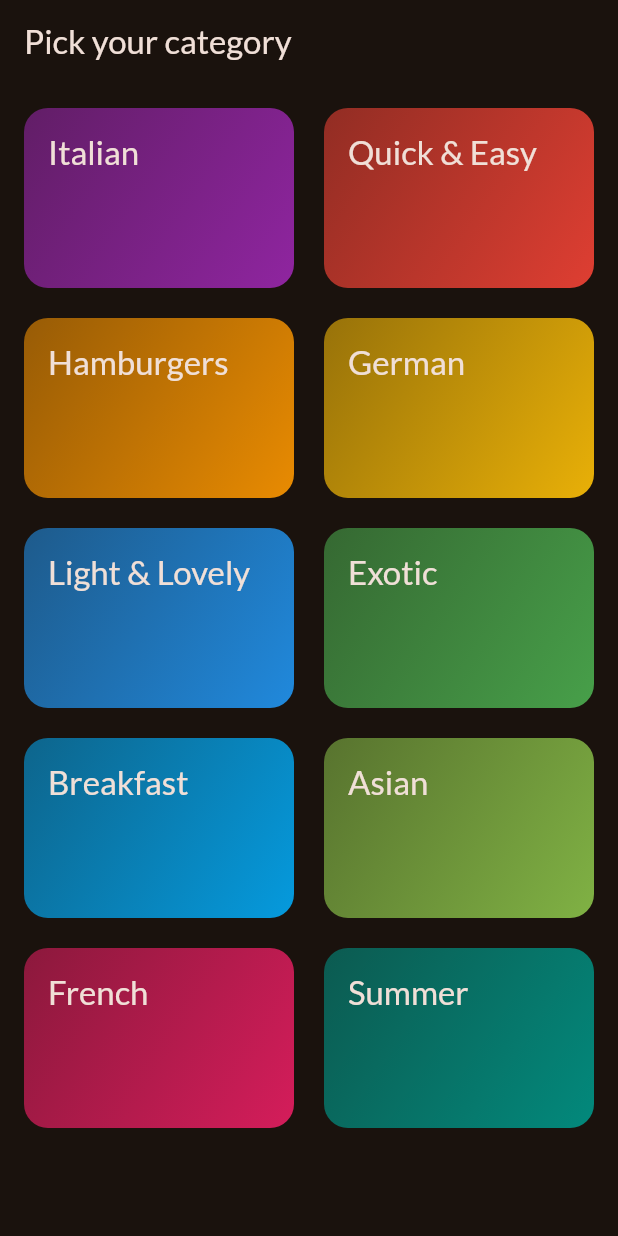
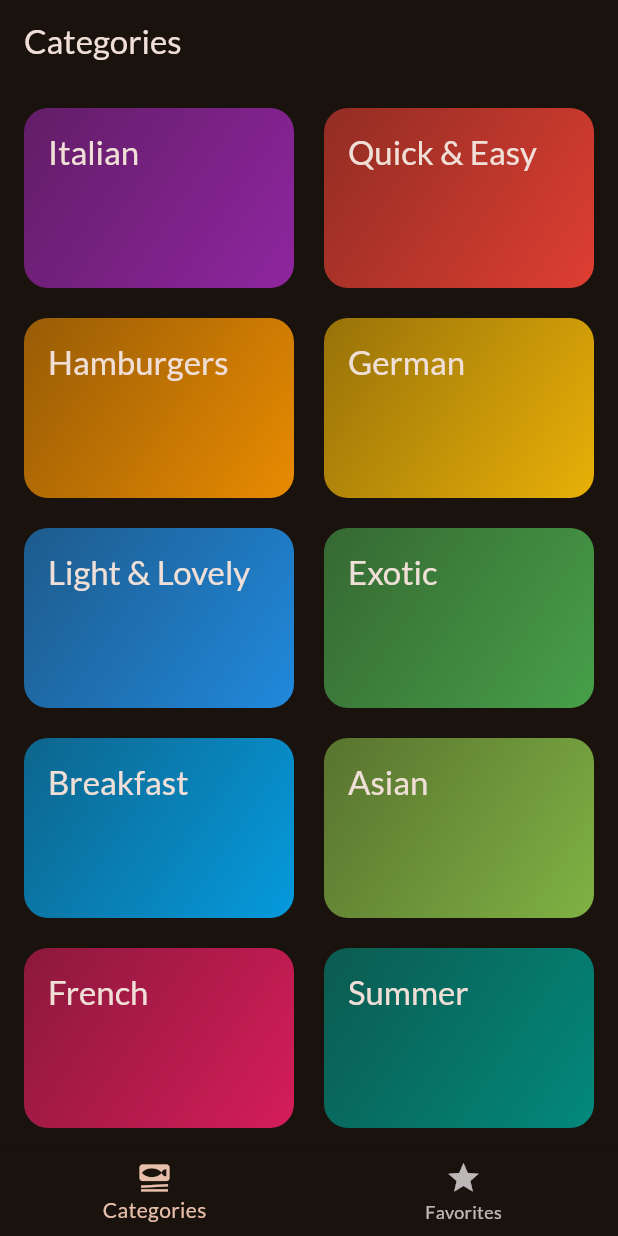
Before and after one commit to MartinPardo4/aprendiendo_flutter, a Flutter app: the screen it shows after launch, on a phone screen of 412 x 824 dp. Run offline on Flutter 3.47's test engine with Material 3 defaults, Android fonts, the phone set to English and light mode, and no system bars; our stand-ins replace google_fonts, math_expressions, transparent_image.

Commit message:
improving meals_app

```diff
--- a/meals_app/lib/main.dart
+++ b/meals_app/lib/main.dart
@@ -1,7 +1,7 @@
 import 'package:flutter/material.dart';
 
 import 'package:google_fonts/google_fonts.dart';
-import 'package:meals_app/screens/categories.dart';
+import 'package:meals_app/screens/tabs_screen.dart';
 
 final theme = ThemeData(
   colorScheme: ColorScheme.fromSeed(
@@ -22,7 +22,8 @@ class App extends StatelessWidget {
   Widget build(BuildContext context) {
     return MaterialApp(
       theme: theme,
-      home: const CategoriesScreen(),
+      home: const TabsScreen(),
+      debugShowCheckedModeBanner: false,
     );
   }
 }
--- a/meals_app/lib/screens/categories.dart
+++ b/meals_app/lib/screens/categories.dart
@@ -1,11 +1,14 @@
 import 'package:flutter/material.dart';
 import 'package:meals_app/data/dummy_data.dart';
+import 'package:meals_app/models/meal.dart';
 import 'package:meals_app/screens/meals_screen.dart';
 import 'package:meals_app/widgets/category_item.dart';
 import 'package:meals_app/models/category.dart';
 
 class CategoriesScreen extends StatelessWidget {
-  const CategoriesScreen({super.key});
+  const CategoriesScreen({super.key, required this.onToggledfavorite,});
+
+  final void Function(Meal meal) onToggledfavorite;
 
   void _onSelectedCategory(BuildContext context, Category category) {
     final mealsByCategory = dummyMeals
@@ -20,6 +23,7 @@ class CategoriesScreen extends StatelessWidget {
         builder: (ctx) => MealsScreen(
           title: category.title,
           meals: mealsByCategory,
+          onToggledFavorite: onToggledfavorite,
         ),
       ),
     );
@@ -27,11 +31,7 @@ class CategoriesScreen extends StatelessWidget {
 
   @override
   Widget build(BuildContext context) {
-    return Scaffold(
-      appBar: AppBar(
-        title: const Text("Pick your category"),
-      ),
-      body: GridView(
+    return GridView(
       padding: const EdgeInsets.all(16),
       gridDelegate: const SliverGridDelegateWithFixedCrossAxisCount(
         crossAxisCount: 2,
@@ -49,7 +49,6 @@ class CategoriesScreen extends StatelessWidget {
             ),
           )
           .toList(),
-      ),
     );
   }
 }
--- /dev/null
+++ b/meals_app/lib/screens/tabs_screen.dart
@@ -0,0 +1,65 @@
+import 'package:flutter/material.dart';
+import 'package:meals_app/models/meal.dart';
+import 'package:meals_app/screens/categories.dart';
+import 'package:meals_app/screens/meals_screen.dart';
+
+class TabsScreen extends StatefulWidget{
+
+  const TabsScreen({super.key});
+
+  @override
+  State<TabsScreen> createState() => _TabsScreenState();
+}
+
+class _TabsScreenState extends State<TabsScreen>{
+
+  var _selectedPageIndex = 0;
+  final List<Meal> _favoriteMeals = [];
+
+  void _selectPage(int index){
+    setState(() {
+      _selectedPageIndex = index;
+    });
+  }
+
+  void _toggleMealFavoriteStatus(Meal meal){
+
+    setState(() {
+      if(_favoriteMeals.contains(meal)){
+        _favoriteMeals.remove(meal);
+      }
+      else{
+        _favoriteMeals.add(meal);
+      }
+    });
+  }
+
+  @override
+  Widget build(BuildContext context) {
+
+    Widget currentPage = CategoriesScreen(onToggledfavorite: _toggleMealFavoriteStatus,);
+    String currentPageTitle = "Categories";
+
+    if(_selectedPageIndex == 1){
+      currentPage = MealsScreen(meals: _favoriteMeals, onToggledFavorite: _toggleMealFavoriteStatus,);
+      currentPageTitle = "Your Favorites";
+    }
+
+    return Scaffold(
+      appBar: AppBar(
+        title: Text(currentPageTitle),
+      ),
+      body: currentPage,
+      bottomNavigationBar: BottomNavigationBar(
+        onTap: _selectPage,
+        currentIndex: _selectedPageIndex,
+        items: const [
+          BottomNavigationBarItem(icon: Icon(Icons.set_meal), label: "Categories",),
+          BottomNavigationBarItem(icon: Icon(Icons.star), label: "Favorites",),
+        ],
+      ),
+    );
+
+  }
+
+}
--- a/meals_app/lib/widgets/category_item.dart
+++ b/meals_app/lib/widgets/category_item.dart
@@ -16,7 +16,6 @@ class CategoryItem extends StatelessWidget {
     return InkWell(
       onTap: onTapedCategory,
       splashColor: Theme.of(context).primaryColor,
-      borderRadius: BorderRadius.circular(16),
       child: Container(
         padding: const EdgeInsets.all(16),
         decoration: BoxDecoration(
--- a/meals_app/pubspec.yaml
+++ b/meals_app/pubspec.yaml
@@ -10,6 +10,7 @@ dependencies:
   flutter:
     sdk: flutter
   google_fonts: ^6.2.1
+  transparent_image: ^2.0.1
 
 dev_dependencies:
   flutter_test:
```
Also changed, not shown: meals_app/lib/screens/meal_description.dart (added, +77 -0 lines), meals_app/lib/screens/meals_screen.dart (+33 -8 lines), meals_app/lib/widgets/meal_item.dart (added, +98 -0 lines), meals_app/lib/widgets/meal_item_trait.dart (added, +30 -0 lines), flutter_application_1/pubspec.lock, meals_app/pubspec.lock. Lines whose indentation alone changed are shown as unchanged.
